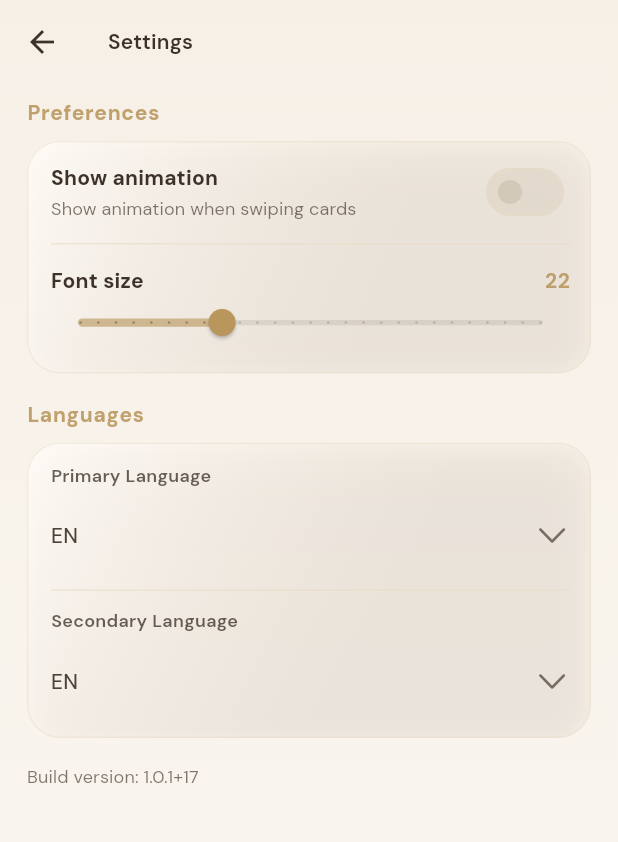
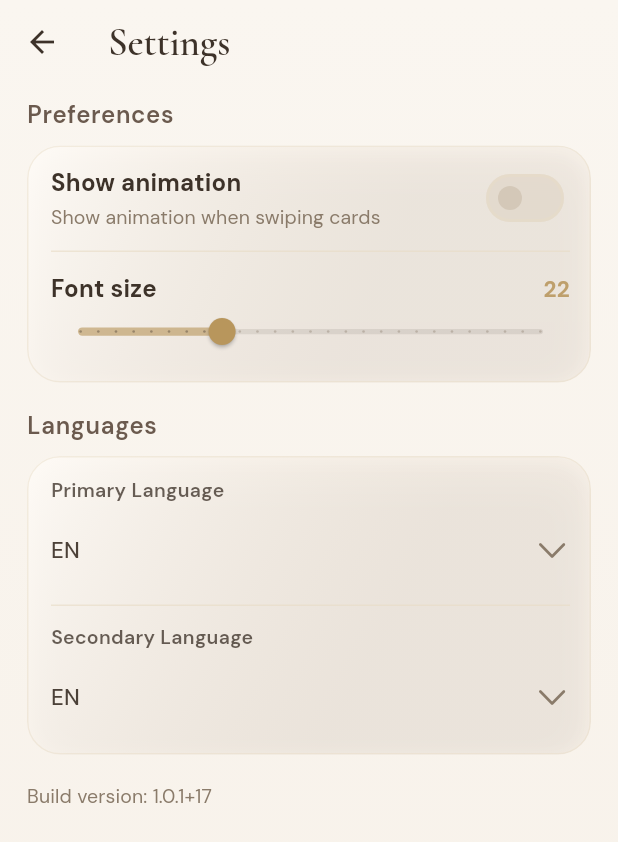
Before and after one commit to JaneGH/truesoulcards, a Flutter app: the screen it shows after launch, after a tap on an icon or button, on a phone screen of 412 x 824 dp. Shown: the top 842 px of the screen. Run offline on Flutter 3.47's test engine with Material 3 defaults, Android fonts, the phone set to English and light mode, and no system bars; our stand-ins replace file_picker, firebase_analytics, firebase_core, firebase_crashlytics, flutter_dotenv, flutter_riverpod and 9 more; missing offline and left inert: flutter_dropzone, shake; accounts and stored records are empty; network calls fail.

Commit message:
redesign app

```diff
--- a/lib/main.dart
+++ b/lib/main.dart
@@ -5,6 +5,7 @@ import 'package:flutter/services.dart';
 import 'package:truesoulcards/core/crashlytics_bootstrap.dart';
 import 'package:truesoulcards/l10n/app_localizations.dart';
 import 'package:google_mobile_ads/google_mobile_ads.dart';
+import 'package:truesoulcards/theme/app_decorations.dart';
 import 'package:truesoulcards/theme/app_theme.dart';
 import 'package:truesoulcards/presentation/screens/main.dart';
 import 'package:truesoulcards/presentation/providers/language_provider.dart';
@@ -44,6 +45,13 @@ class App extends ConsumerWidget {
       localizationsDelegates: AppLocalizations.localizationsDelegates,
       supportedLocales: AppLocalizations.supportedLocales,
       navigatorKey: navigatorKey,
+      builder: (context, child) {
+        final isDark = Theme.of(context).brightness == Brightness.dark;
+        return AnnotatedRegion<SystemUiOverlayStyle>(
+          value: AppDecorations.systemOverlayStyle(isDark),
+          child: child ?? const SizedBox.shrink(),
+        );
+      },
       home: const MainScreen(),
     );
   }
--- a/lib/presentation/screens/main.dart
+++ b/lib/presentation/screens/main.dart
@@ -175,9 +175,13 @@ class MainScreenState extends ConsumerState<MainScreen> {
         }
       },
       child: Scaffold(
+        backgroundColor: theme.colorScheme.surface,
+        extendBodyBehindAppBar: true,
         appBar: AppBar(
           backgroundColor: Colors.transparent,
           elevation: 0,
+          scrolledUnderElevation: 0,
+          surfaceTintColor: Colors.transparent,
           title: Text(
             appBarText,
             style: theme.appBarTheme.titleTextStyle,
@@ -190,9 +194,14 @@ class MainScreenState extends ConsumerState<MainScreen> {
           isDownloading: isDownloading,
         ),
 
-        body: CategoriesScreen(
-          mode: ScreenModeCategories.play,
-          isInitialDataLoading: _isLoading,
+        body: DecoratedBox(
+          decoration: AppDecorations.scaffoldBackground(
+            theme.brightness == Brightness.dark,
+          ),
+          child: CategoriesScreen(
+            mode: ScreenModeCategories.play,
+            isInitialDataLoading: _isLoading,
+          ),
         ),
 
         bottomNavigationBar: SafeArea(
--- a/lib/presentation/screens/settings.dart
+++ b/lib/presentation/screens/settings.dart
@@ -108,16 +108,12 @@ class _SettingsScreenState extends ConsumerState<SettingsScreen> {
 
     final isDark = theme.brightness == Brightness.dark;
     final backgroundBase = cs.surface;
-    final backgroundTint = Color.alphaBlend(
-      cs.primary.withOpacity(isDark ? 0.10 : 0.06),
-      backgroundBase,
-    );
 
     final glassBase = AppDecorations.premiumSurfaceFill(cs, isDark: isDark);
     final glassOutline = AppDecorations.premiumSurfaceBorder(cs, isDark: isDark);
-    final mutedText = cs.onSurface.withOpacity(isDark ? 0.72 : 0.68);
+    final mutedText = AppDecorations.mutedText(cs, isDark: isDark);
     final softShadow = AppDecorations.premiumSurfaceShadow(isDark: isDark);
-    final bodyMuted = cs.onSurface.withOpacity(isDark ? 0.70 : 0.66);
+    final bodyMuted = AppDecorations.mutedText(cs, isDark: isDark);
 
     return Scaffold(
       backgroundColor: backgroundBase,
@@ -136,16 +132,7 @@ class _SettingsScreenState extends ConsumerState<SettingsScreen> {
           Navigator.of(context).pop({Filter.showAnimation: _showAnimation});
         },
         child: DecoratedBox(
-          decoration: BoxDecoration(
-            gradient: LinearGradient(
-              begin: Alignment.topCenter,
-              end: Alignment.bottomCenter,
-              colors: [
-                backgroundTint,
-                backgroundBase,
-              ],
-            ),
-          ),
+          decoration: AppDecorations.scaffoldBackground(isDark),
           child: SafeArea(
             child: ListView(
               padding: const EdgeInsets.fromLTRB(18, 10, 18, 28),
@@ -491,9 +478,9 @@ class _SettingsSectionTitle extends StatelessWidget {
     return Text(
       text,
       style: theme.textTheme.titleSmall?.copyWith(
-        fontWeight: FontWeight.w700,
-        letterSpacing: 0.5,
-        color: cs.primary.withOpacity(isDark ? 0.90 : 0.88),
+        fontWeight: FontWeight.w600,
+        letterSpacing: 0.45,
+        color: AppDecorations.secondaryText(cs, isDark: isDark),
       ),
     );
   }
--- a/lib/presentation/widgets/question_list_card.dart
+++ b/lib/presentation/widgets/question_list_card.dart
@@ -83,7 +83,7 @@ class QuestionCard extends StatelessWidget {
                       style: theme.textTheme.bodyLarge?.copyWith(
                         fontWeight: FontWeight.w500,
                         height: 1.35,
-                        color: colorScheme.onSurface.withOpacity(isDark ? 0.92 : 0.95),
+                        color: colorScheme.onSurface,
                         letterSpacing: 0.1,
                       ),
                     ),
@@ -93,7 +93,7 @@ class QuestionCard extends StatelessWidget {
                   icon: Icon(AppIcons.delete, size: AppIconSizes.sm),
                   onPressed: onDelete,
                   tooltip: MaterialLocalizations.of(context).deleteButtonTooltip,
-                  color: colorScheme.onSurfaceVariant.withOpacity(isDark ? 0.88 : 0.82),
+                  color: AppDecorations.secondaryText(colorScheme, isDark: isDark),
                   visualDensity: VisualDensity.compact,
                   padding: const EdgeInsets.all(10),
                   constraints: const BoxConstraints(minWidth: 40, minHeight: 40),
--- a/lib/theme/app_decorations.dart
+++ b/lib/theme/app_decorations.dart
@@ -1,4 +1,5 @@
 import 'package:flutter/material.dart';
+import 'package:flutter/services.dart';
 
 import 'app_colors.dart';
 
@@ -164,4 +165,44 @@ class AppDecorations {
     if (requested <= 0) return 0;
     return (requested * 0.35).clamp(2.0, 6.0);
   }
+
+  /// Transparent status bar over warm ivory; dark icons read as warm brown on cream.
+  static SystemUiOverlayStyle systemOverlayStyle(bool isDark) {
+    if (isDark) {
+      return const SystemUiOverlayStyle(
+        statusBarColor: Colors.transparent,
+        statusBarIconBrightness: Brightness.light,
+        statusBarBrightness: Brightness.dark,
+        systemNavigationBarColor: AppColors.backgroundDark,
+        systemNavigationBarIconBrightness: Brightness.light,
+        systemNavigationBarDividerColor: Colors.transparent,
+      );
+    }
+    return const SystemUiOverlayStyle(
+      statusBarColor: Colors.transparent,
+      statusBarIconBrightness: Brightness.dark,
+      statusBarBrightness: Brightness.light,
+      systemNavigationBarColor: AppColors.ivory,
+      systemNavigationBarIconBrightness: Brightness.dark,
+      systemNavigationBarDividerColor: Colors.transparent,
+    );
+  }
+
+  /// Warm brown-gray for subtitles, hints, and helper copy.
+  static Color mutedText(ColorScheme cs, {required bool isDark}) {
+    if (isDark) {
+      return Color.lerp(cs.onSurface, AppColors.lightBrown, 0.38)!
+          .withOpacity(0.78);
+    }
+    return AppColors.lightBrown;
+  }
+
+  /// Slightly stronger than [mutedText] for labels and section hints.
+  static Color secondaryText(ColorScheme cs, {required bool isDark}) {
+    if (isDark) {
+      return Color.lerp(cs.onSurface, AppColors.champagne, 0.28)!
+          .withOpacity(0.86);
+    }
+    return AppColors.mediumBrown;
+  }
 }
--- a/lib/theme/app_theme.dart
+++ b/lib/theme/app_theme.dart
@@ -1,7 +1,7 @@
 import 'package:flutter/material.dart';
-import 'package:flutter/services.dart';
 
 import 'app_colors.dart';
+import 'app_decorations.dart';
 import 'app_typography.dart';
 
 ThemeData _buildTheme({required Brightness brightness}) {
@@ -67,15 +67,52 @@ ThemeData _buildTheme({required Brightness brightness}) {
       centerTitle: false,
       elevation: 0,
       scrolledUnderElevation: 0,
+      toolbarHeight: 56,
       backgroundColor: Colors.transparent,
       foregroundColor: colorScheme.onSurface,
       surfaceTintColor: Colors.transparent,
-      systemOverlayStyle: isDark
-          ? SystemUiOverlayStyle.light
-          : SystemUiOverlayStyle.dark,
-      titleTextStyle: textTheme.titleLarge?.copyWith(
+      systemOverlayStyle: AppDecorations.systemOverlayStyle(isDark),
+      titleTextStyle: textTheme.headlineSmall?.copyWith(
+        fontSize: 26,
         color: colorScheme.onSurface,
         fontWeight: FontWeight.w600,
+        letterSpacing: -0.12,
+        height: 1.2,
+      ),
+    ),
+    inputDecorationTheme: InputDecorationTheme(
+      filled: true,
+      fillColor: isDark
+          ? colorScheme.surfaceContainerHighest.withOpacity(0.42)
+          : AppColors.pearl,
+      hintStyle: textTheme.bodyMedium?.copyWith(
+        color: AppDecorations.mutedText(colorScheme, isDark: isDark),
+      ),
+      contentPadding: const EdgeInsets.symmetric(horizontal: 14, vertical: 14),
+      border: OutlineInputBorder(
+        borderRadius: BorderRadius.circular(16),
+        borderSide: BorderSide(
+          color: AppDecorations.premiumSurfaceBorder(
+            colorScheme,
+            isDark: isDark,
+          ),
+        ),
+      ),
+      enabledBorder: OutlineInputBorder(
+        borderRadius: BorderRadius.circular(16),
+        borderSide: BorderSide(
+          color: AppDecorations.premiumSurfaceBorder(
+            colorScheme,
+            isDark: isDark,
+          ),
+        ),
+      ),
+      focusedBorder: OutlineInputBorder(
+        borderRadius: BorderRadius.circular(16),
+        borderSide: BorderSide(
+          color: colorScheme.primary.withOpacity(isDark ? 0.62 : 0.72),
+          width: 1.2,
+        ),
       ),
     ),
     cardTheme: CardThemeData(
--- a/lib/theme/app_typography.dart
+++ b/lib/theme/app_typography.dart
@@ -26,53 +26,62 @@ class AppTypography {
     }
 
     return sans.copyWith(
-      displayLarge: displaySerif(sans.displayLarge),
-      displayMedium: displaySerif(sans.displayMedium),
-      displaySmall: displaySerif(sans.displaySmall),
-      headlineLarge: headingSerif(sans.headlineLarge),
-      headlineMedium: headingSerif(sans.headlineMedium),
-      headlineSmall: headingSerif(sans.headlineSmall),
+      displayLarge: displaySerif(sans.displayLarge?.copyWith(fontSize: 52)),
+      displayMedium: displaySerif(sans.displayMedium?.copyWith(fontSize: 44)),
+      displaySmall: displaySerif(sans.displaySmall?.copyWith(fontSize: 36)),
+      headlineLarge: headingSerif(sans.headlineLarge?.copyWith(fontSize: 32)),
+      headlineMedium: headingSerif(sans.headlineMedium?.copyWith(fontSize: 28)),
+      headlineSmall: headingSerif(sans.headlineSmall?.copyWith(fontSize: 24)),
       titleLarge: sans.titleLarge?.copyWith(
+        fontSize: 24,
         fontWeight: FontWeight.w600,
-        letterSpacing: 0.1,
-        height: 1.22,
+        letterSpacing: 0.08,
+        height: 1.24,
       ),
       titleMedium: sans.titleMedium?.copyWith(
+        fontSize: 18,
         fontWeight: FontWeight.w600,
-        letterSpacing: 0.15,
-        height: 1.24,
+        letterSpacing: 0.12,
+        height: 1.26,
       ),
       titleSmall: sans.titleSmall?.copyWith(
+        fontSize: 16,
         fontWeight: FontWeight.w600,
-        letterSpacing: 0.2,
-        height: 1.28,
+        letterSpacing: 0.18,
+        height: 1.3,
       ),
       bodyLarge: sans.bodyLarge?.copyWith(
+        fontSize: 17,
         fontWeight: FontWeight.w400,
-        letterSpacing: 0.15,
-        height: 1.5,
+        letterSpacing: 0.12,
+        height: 1.52,
       ),
       bodyMedium: sans.bodyMedium?.copyWith(
+        fontSize: 15,
         fontWeight: FontWeight.w400,
-        letterSpacing: 0.1,
-        height: 1.45,
+        letterSpacing: 0.08,
+        height: 1.48,
       ),
       bodySmall: sans.bodySmall?.copyWith(
+        fontSize: 13,
         fontWeight: FontWeight.w400,
-        letterSpacing: 0.1,
-        height: 1.4,
+        letterSpacing: 0.08,
+        height: 1.42,
       ),
       labelLarge: sans.labelLarge?.copyWith(
+        fontSize: 15,
         fontWeight: FontWeight.w600,
-        letterSpacing: 0.3,
+        letterSpacing: 0.28,
       ),
       labelMedium: sans.labelMedium?.copyWith(
-        fontWeight: FontWeight.w500,
-        letterSpacing: 0.25,
+        fontSize: 13,
+        fontWeight: FontWeight.w600,
+        letterSpacing: 0.22,
       ),
       labelSmall: sans.labelSmall?.copyWith(
+        fontSize: 12,
         fontWeight: FontWeight.w500,
-        letterSpacing: 0.3,
+        letterSpacing: 0.28,
       ),
     );
   }
```
Also changed, not shown: lib/presentation/screens/UploadQuestionsScreen.dart (+78 -64 lines), lib/presentation/screens/information.dart (+2 -15 lines), lib/presentation/screens/new_question.dart (+3 -16 lines).
